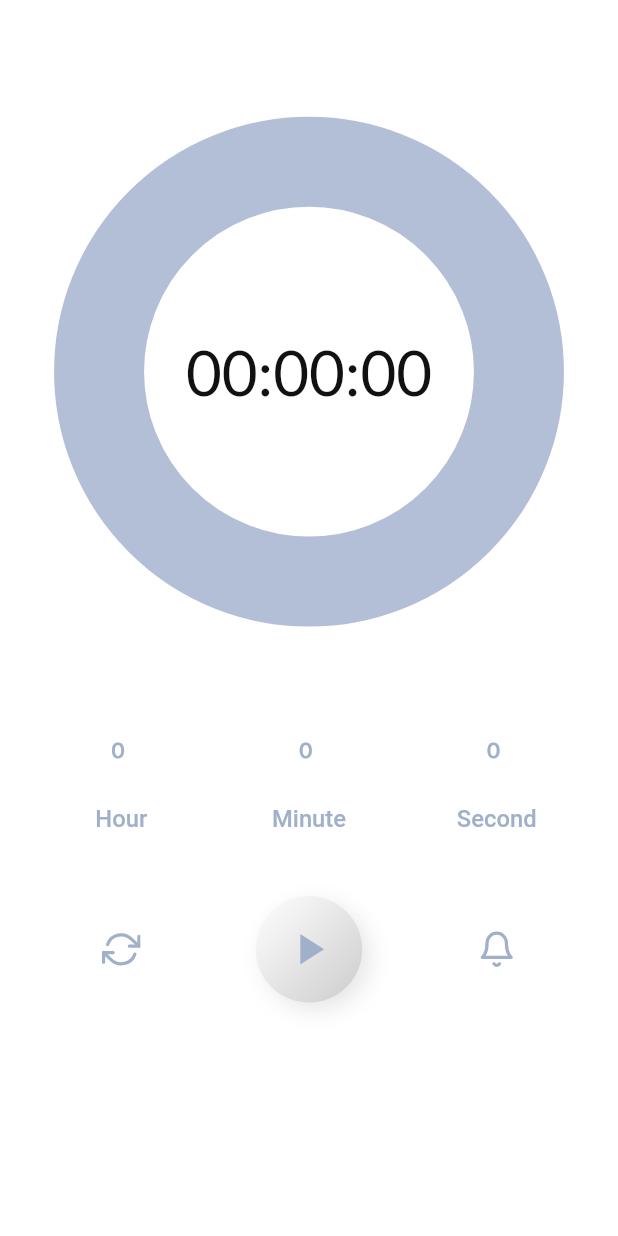
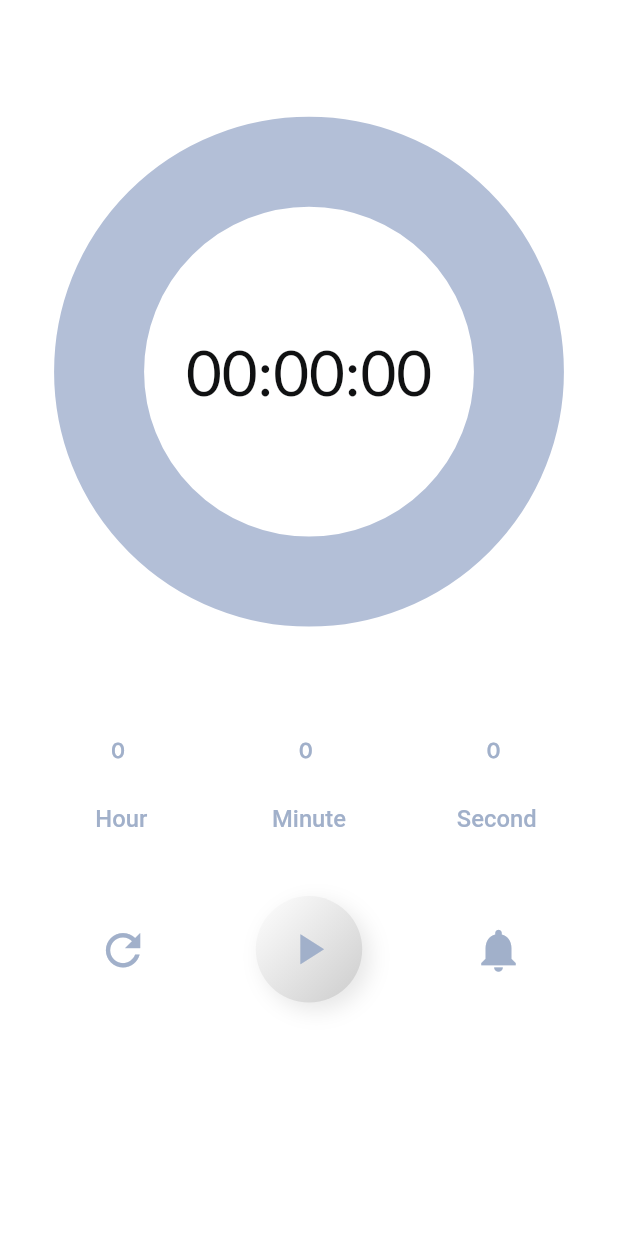
Before and after one commit to lambiengcode/analog-clock, a Flutter app: the CountDownPage screen opened directly, on a phone screen of 412 x 824 dp. Run offline on Flutter 3.47's test engine with Material 2 defaults, Android fonts, the phone set to English and light mode, and no system bars; drawn by our look-alikes of flutter_neumorphic, percent_indicator; our stand-ins replace flutter_icons, flutter_svg, get, get_storage, google_fonts; accounts and stored records are empty; statements that could not run were skipped.

Commit message:
add screenshots

```diff
--- a/lib/src/app.dart
+++ b/lib/src/app.dart
@@ -1,6 +1,7 @@
 import 'package:analog_clock/src/pages/tab/tab_bar_layout.dart';
 import 'package:flutter/material.dart';
 import 'package:flutter/services.dart';
+import 'package:get/utils.dart';
 
 class App extends StatefulWidget {
   @override
@@ -17,8 +18,8 @@ class _AppState extends State<App> with WidgetsBindingObserver {
     ]);
     SystemChrome.setSystemUIOverlayStyle(SystemUiOverlayStyle(
       statusBarColor: Colors.transparent,
-      statusBarBrightness: Brightness.dark,
-      statusBarIconBrightness: Brightness.dark,
+      statusBarBrightness: GetPlatform.isAndroid ? Brightness.dark : Brightness.light,
+      statusBarIconBrightness: GetPlatform.isAndroid ?  Brightness.dark : Brightness.light,
     ));
     super.initState();
   }
--- a/lib/src/pages/countdown/widgets/count_controll.dart
+++ b/lib/src/pages/countdown/widgets/count_controll.dart
@@ -24,8 +24,8 @@ class _CountControllState extends State<CountControll> {
             IconButton(
               onPressed: () => _.resetTime(),
               icon: Icon(
-                Feather.refresh_cw,
-                size: width / 16.0,
+                Icons.refresh,
+                size: width / 12.0,
               ),
             ),
             NeumorphicButton(
@@ -48,8 +48,8 @@ class _CountControllState extends State<CountControll> {
             IconButton(
               onPressed: () => null,
               icon: Icon(
-                Feather.bell,
-                size: width / 16.0,
+                Icons.notifications,
+                size: width / 12.0,
               ),
             ),
           ],
--- a/lib/src/pages/stopwatch/controllers/stop_watch_controller.dart
+++ b/lib/src/pages/stopwatch/controllers/stop_watch_controller.dart
@@ -45,6 +45,7 @@ class StopWatchController extends GetxController {
   }
 
   saveCurrentTime() {
+    if (isRunning) {
       dateTimes.insert(0, dateTime);
       scrollController.animateTo(
         0.0,
@@ -53,11 +54,14 @@ class StopWatchController extends GetxController {
       );
       update();
     }
+  }
 
   resetTime() {
     dateTime = DateTime(0, 0, 0, 0, 0, 0);
     timer.cancel();
     currentTime.add(dateTime);
+    dateTimes.clear();
+    dateTimes.add(DateTime(0, 0, 0, 0, 0, 0));
     percent = .0;
     isRunning = false;
     update();
--- a/lib/src/pages/stopwatch/widgets/stop_watch_controll.dart
+++ b/lib/src/pages/stopwatch/widgets/stop_watch_controll.dart
@@ -23,8 +23,8 @@ class _StopWatchControllState extends State<StopWatchControll> {
             IconButton(
               onPressed: () => _.resetTime(),
               icon: Icon(
-                Feather.refresh_cw,
-                size: width / 16.0,
+                Icons.refresh,
+                size: width / 12.0,
               ),
             ),
             NeumorphicButton(
@@ -48,7 +48,7 @@ class _StopWatchControllState extends State<StopWatchControll> {
               onPressed: () => _.saveCurrentTime(),
               icon: Icon(
                 Icons.add_alarm_rounded,
-                size: width / 16.0,
+                size: width / 12.0,
               ),
             ),
           ],
```
Also changed, not shown: 2 other files. Lines whose indentation alone changed are shown as unchanged.
